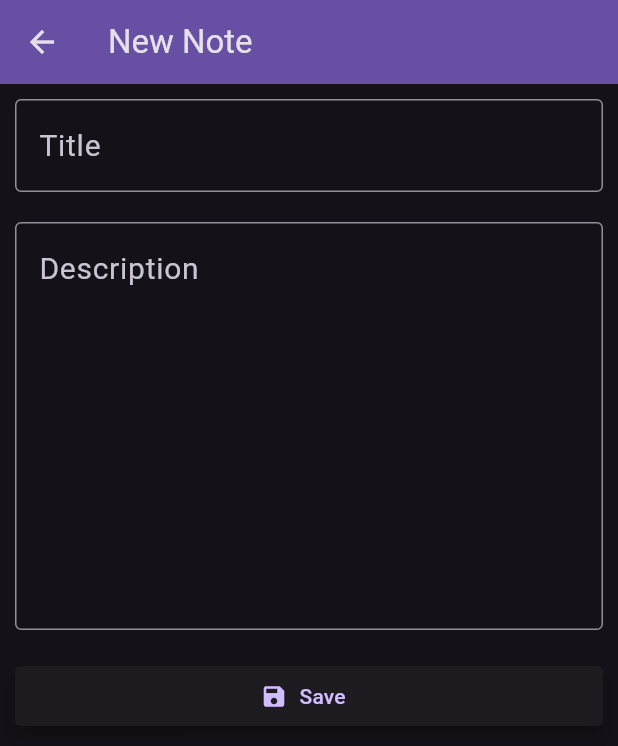
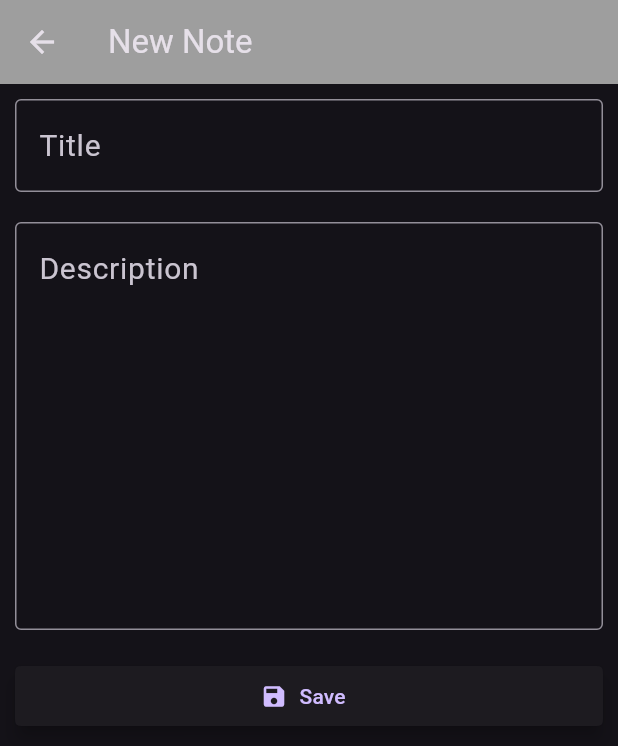
Before and after one commit to adnanpanakkad/note_app-Bloc-, a Flutter app: the screen it shows after launch, after a tap on the "add" icon, on a phone screen of 412 x 824 dp. Shown: the top 746 px of the screen. Run offline on Flutter 3.47's test engine with Material 3 defaults, Android fonts, the phone set to English and light mode, and no system bars; our stand-ins replace bloc, flutter_bloc; network calls fail.

Commit message:
app THeme changed

```diff
--- a/lib/screens/form/add_form_screen.dart
+++ b/lib/screens/form/add_form_screen.dart
@@ -15,7 +15,7 @@ class ScreenAddForm extends StatelessWidget {
     return Scaffold(
       appBar: AppBar(
         title: const Text("New Note"),
-        backgroundColor: Theme.of(context).colorScheme.inversePrimary,
+          backgroundColor: Colors.grey,
       ),
       body: BlocConsumer<AddBloc, AddState>(
         buildWhen: (previous, current) => current is! AddActionState,
--- a/lib/screens/form/edit_form_screen.dart
+++ b/lib/screens/form/edit_form_screen.dart
@@ -37,7 +37,7 @@ class _ScreenEditState extends State<ScreenEdit> {
     return Scaffold(
         appBar: AppBar(
           title: const Text("Edit Note"),
-          backgroundColor: Theme.of(context).colorScheme.inversePrimary,
+          backgroundColor: Colors.grey,
         ),
         body: BlocConsumer<EditBloc, EditState>(
           listener: (context, state) {
--- a/lib/screens/home/home_screen.dart
+++ b/lib/screens/home/home_screen.dart
@@ -27,7 +27,7 @@ class _ScreenHomeState extends State<ScreenHome> {
     return Scaffold(
       appBar: AppBar(
         title: const Text("Notes"),
-        backgroundColor: Theme.of(context).colorScheme.inversePrimary,
+        backgroundColor: Colors.grey,
       ),
       body: BlocConsumer<HomeBloc, HomeState>(
         buildWhen: (previous, current) => current is! HomeActionState,
@@ -40,7 +40,7 @@ class _ScreenHomeState extends State<ScreenHome> {
                   builder: (context) => const ScreenAddForm(),
                 ));
           } else if (state is ShowPopupMessageState) {
-            alertMessage(context,id);
+            alertMessage(context, id);
           } else if (state is UpdateNavigationState) {
             Navigator.push(
                 context,
@@ -79,6 +79,4 @@ class _ScreenHomeState extends State<ScreenHome> {
       ),
     );
   }
-
-
 }
--- a/lib/screens/home/widgets/note_card_widget.dart
+++ b/lib/screens/home/widgets/note_card_widget.dart
@@ -22,7 +22,7 @@ class NoteCardWidget extends StatelessWidget {
       child: Container(
         decoration: BoxDecoration(
           border: Border.all(
-              color: Theme.of(context).colorScheme.inversePrimary,
+              color: Colors.grey,
               width: 2),
           borderRadius: const BorderRadius.all(
             Radius.circular(8),
```
